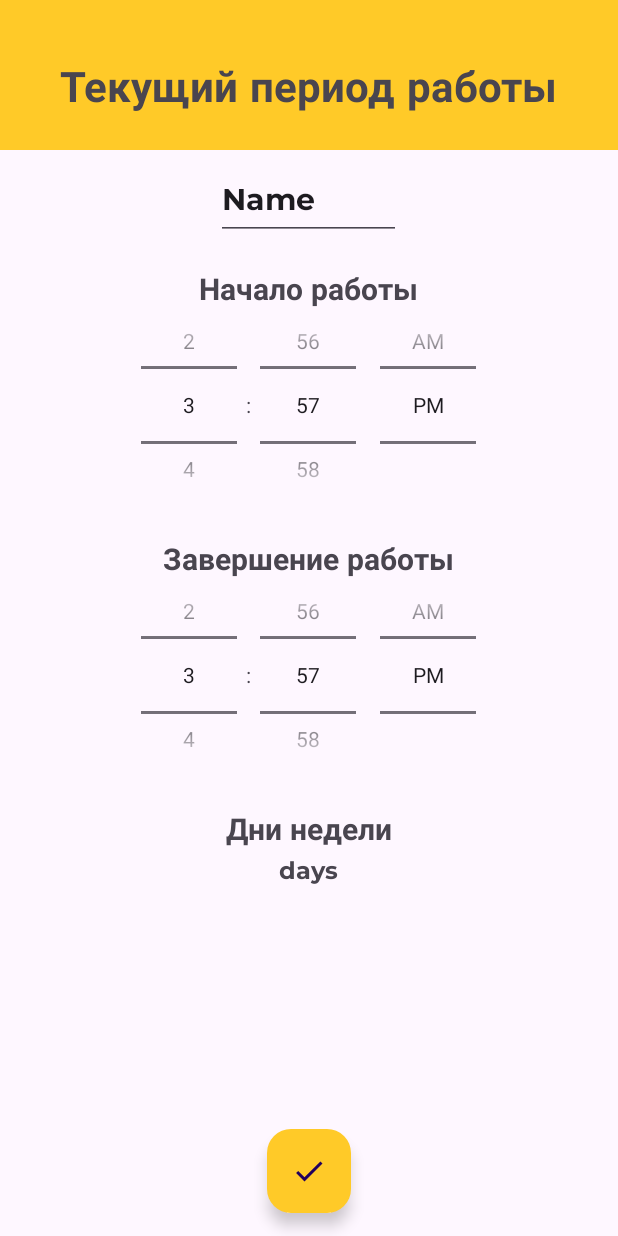
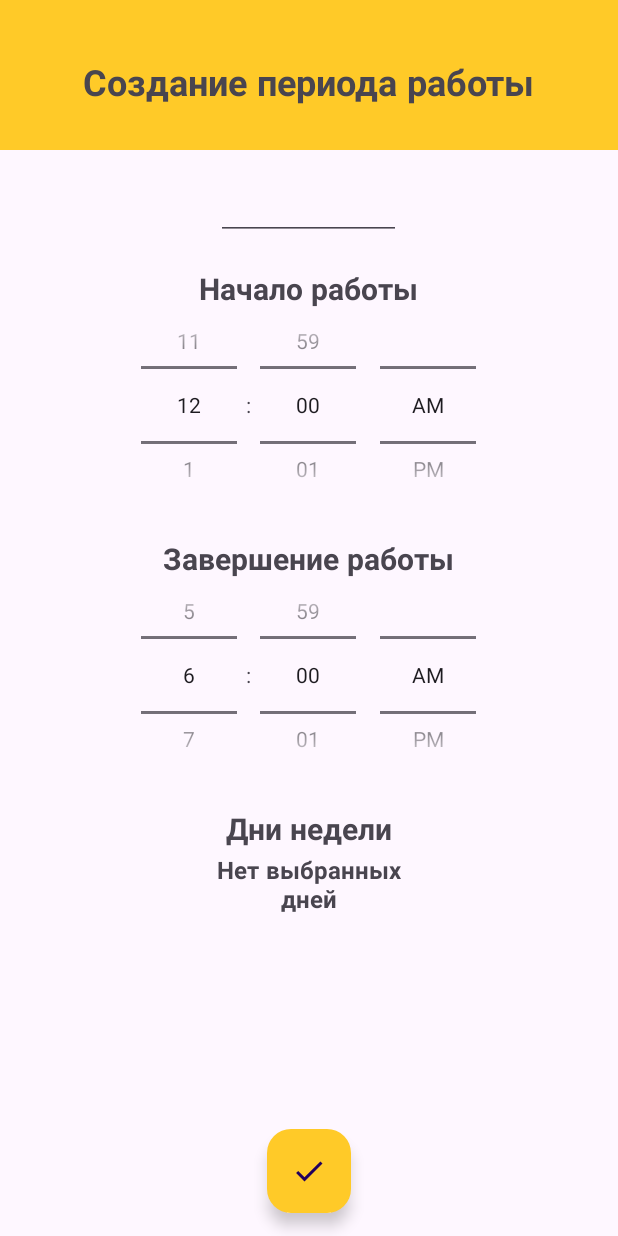
Before and after one commit to YuraLapin/Mobile, an Android app: the CreatePeriodItemActivity screen opened directly, with no data from a screen before it, after a tap on "AlarmMobileApp", on a phone screen of 412 x 824 dp. Run offline under Robolectric (Android 15) with nearby library versions, the phone set to English and light mode, and no system bars; 2 statements that could not run were skipped.

Commit message:
реализовал добавление нового периода работы сигнализации

```diff
--- a/MobileApp/app/src/main/java/com/example/alarmmobileapp/CreatePeriodItemActivity.java
+++ b/MobileApp/app/src/main/java/com/example/alarmmobileapp/CreatePeriodItemActivity.java
@@ -1,11 +1,14 @@
 package com.example.alarmmobileapp;
 
+import android.content.Intent;
 import android.os.Bundle;
 import android.text.format.DateFormat;
+import android.view.View;
 import android.widget.ArrayAdapter;
 import android.widget.EditText;
 import android.widget.TextView;
 import android.widget.TimePicker;
+import android.widget.Toast;
 
 import androidx.activity.EdgeToEdge;
 import androidx.appcompat.app.AppCompatActivity;
@@ -13,13 +16,16 @@ import androidx.core.graphics.Insets;
 import androidx.core.view.ViewCompat;
 import androidx.core.view.WindowInsetsCompat;
 
+import com.example.alarmmobileapp.classes.DayOfWeek;
 import com.example.alarmmobileapp.classes.Period;
+import com.example.alarmmobileapp.customfragments.DaysOfWeekDialogFragment;
 
 import java.util.ArrayList;
 import java.util.List;
 
 public class CreatePeriodItemActivity extends AppCompatActivity {
 
+    ArrayList<Period> existingPeriods = new ArrayList<Period>();
     private EditText editName;
     private TimePicker timePickerStart;
     private TimePicker timePickerEnd;
@@ -51,6 +57,92 @@ public class CreatePeriodItemActivity extends AppCompatActivity {
             timePickerEnd.setMinute(minute);
 
         });
+        existingPeriods = (ArrayList<Period>) getIntent().getSerializableExtra("existingPeriods");
+        period = new Period();
+        editName.setText(period.getName());
+        timePickerStart.setHour(0);
+        timePickerStart.setMinute(0);
+        timePickerEnd.setHour(6);
+        timePickerEnd.setMinute(0);
+        period.setDaysOfWeek(new ArrayList<>());
+        updateDaysOfWorkDisplay();
+    }
+    public void OpenDaysDialog(View v){
+        DaysOfWeekDialogFragment dialog = new DaysOfWeekDialogFragment();
+        Bundle args = new Bundle();
+        args.putSerializable("period", period);
+        dialog.setArguments(args);
+        dialog.show(getSupportFragmentManager(), "");
+    }
+    public void updateSelectedDays(List<String> selectedDays) {
+        List<DayOfWeek> daysOfWeek = new ArrayList<>();
+        for (String day : selectedDays) {
+            daysOfWeek.add(DayOfWeek.fromString(day));
+        }
+        if (period != null) {
+            period.setDaysOfWeek(daysOfWeek);
+        }
+        updateDaysOfWorkDisplay();
+    }
+
+    private void updateDaysOfWorkDisplay() {
+        if (period.getDaysOfWeek() != null && period.getDaysOfWeek().size()!=0) {
+            StringBuilder daysStringBuilder = new StringBuilder();
+            for (DayOfWeek day : period.getDaysOfWeek()) {
+                daysStringBuilder.append(day.toString()).append(", ");
+            }
+            if (daysStringBuilder.length() > 0) {
+                daysStringBuilder.setLength(daysStringBuilder.length() - 2);
+            }
+            daysOfWork.setText(daysStringBuilder.toString());
+        } else {
+            daysOfWork.setText("Нет выбранных дней");
+        }
+    }
+
+    private int generateUniqueId(List<Period> existingPeriods) {
+        int maxId = 0;
+        for (Period period : existingPeriods) {
+            if (period.getId() > maxId) {
+                maxId = period.getId();
+            }
+        }
+        return maxId + 1;
+    }
+
+    public void CreatePeriod(View view) {
+
+        int id = generateUniqueId(existingPeriods);
+        String name = editName.getText().toString();
+        period.setName(name);
+
+        String startOfPeriod = String.format("%02d:%02d", timePickerStart.getHour(), timePickerStart.getMinute());
+        period.setStartOfPeriod(startOfPeriod);
+
+        String endOfPeriod = String.format("%02d:%02d", timePickerEnd.getHour(), timePickerEnd.getMinute());
+        period.setEndOfPeriod(endOfPeriod);
+
+        if(period.getDaysOfWeek().size()==0){
+            period.setEnabled(false);
+        }
+        if(period.parseHour(endOfPeriod.toString())<period.parseHour(startOfPeriod.toString())){
+            Toast.makeText(this, "Время завершения работы нельзя установить раньше, чем время начала работы", Toast.LENGTH_LONG)
+                    .show();
+
+        }
+        else {
+            if(period.getName().equals("")){
+                Toast.makeText(this, "Укажите название для периода работы", Toast.LENGTH_LONG)
+                        .show();
+            }
+            else {
+                Intent intent = new Intent();
+                intent.putExtra("PERIOD", period);
+                setResult(RESULT_OK, intent);
+                finish();
+            }
+        }
+
 
     }
 
--- a/MobileApp/app/src/main/java/com/example/alarmmobileapp/classes/DaysOfWeekAdapter.java
+++ b/MobileApp/app/src/main/java/com/example/alarmmobileapp/classes/DaysOfWeekAdapter.java
@@ -26,6 +26,7 @@ public class DaysOfWeekAdapter extends ArrayAdapter<String> {
         this.days = days;
         this.checkedStates = new boolean[days.size()];
         this.period = period;
+
         if(period!=null){
             for(int i = 0; i < days.size(); i++){
                 DayOfWeek day = DayOfWeek.fromString(days.get(i));
--- a/MobileApp/app/src/main/java/com/example/alarmmobileapp/classes/Period.java
+++ b/MobileApp/app/src/main/java/com/example/alarmmobileapp/classes/Period.java
@@ -1,21 +1,30 @@
 package com.example.alarmmobileapp.classes;
 
 import java.io.Serializable;
+import java.util.ArrayList;
 import java.util.List;
 import java.util.stream.Collectors;
 
 public class Period implements Serializable {
 
-    private int Id;
+    private int id;
     private String name;
     private String startOfPeriod;
     private String endOfPeriod;
     private List<DayOfWeek> daysOfWeek;
     private boolean enabled;
 
+    public Period(){
+
+        this.name = "";
+        this.startOfPeriod = "";
+        this.endOfPeriod = "";
+        this.daysOfWeek = new ArrayList<DayOfWeek>();
+        this.enabled = false;
+    }
 
     public Period(int id, String name, String start, String end, List<DayOfWeek> days, boolean enabled){
-        Id = id;
+        this.id = id;
         this.name = name;
         this.startOfPeriod = start;
         this.endOfPeriod = end;
@@ -24,7 +33,7 @@ public class Period implements Serializable {
     }
 
     public int getId() {
-        return Id;
+        return id;
     }
 
 
--- a/MobileApp/app/src/main/java/com/example/alarmmobileapp/classes/PeriodAdapter.java
+++ b/MobileApp/app/src/main/java/com/example/alarmmobileapp/classes/PeriodAdapter.java
@@ -51,7 +51,7 @@ public class PeriodAdapter extends RecyclerView.Adapter<PeriodAdapter.PeriodView
         holder.enabled.setOnCheckedChangeListener((buttonView, isChecked) -> {
             period.setEnabled(isChecked);
             String message = period.isEnabled() ? "Включен" : "Выключен";
-            Toast.makeText(context, "Period " + period.getName() + " " + message, Toast.LENGTH_SHORT).show();
+            Toast.makeText(context, "Период " + period.getName() + " " + message, Toast.LENGTH_SHORT).show();
         });
     }
 
--- a/MobileApp/app/src/main/java/com/example/alarmmobileapp/customfragments/DaysOfWeekDialogFragment.java
+++ b/MobileApp/app/src/main/java/com/example/alarmmobileapp/customfragments/DaysOfWeekDialogFragment.java
@@ -11,6 +11,7 @@
     import androidx.annotation.NonNull;
     import androidx.fragment.app.DialogFragment;
 
+    import com.example.alarmmobileapp.CreatePeriodItemActivity;
     import com.example.alarmmobileapp.PeriodItemActivity;
     import com.example.alarmmobileapp.R;
     import com.example.alarmmobileapp.classes.DayOfWeek;
@@ -51,6 +52,9 @@
                         if (getActivity() instanceof PeriodItemActivity) {
                             ((PeriodItemActivity) getActivity()).updateSelectedDays(selectedDays);
                         }
+                        if (getActivity() instanceof CreatePeriodItemActivity) {
+                            ((CreatePeriodItemActivity) getActivity()).updateSelectedDays(selectedDays);
+                        }
                     })
                     .setNegativeButton("Отмена", null);
 
--- a/MobileApp/app/src/main/res/layout/activity_alarm.xml
+++ b/MobileApp/app/src/main/res/layout/activity_alarm.xml
@@ -32,7 +32,7 @@
             android:layout_height="wrap_content"
             android:layout_centerInParent="true"
             android:fontFamily="@font/montserrat_bold"
-            android:text="Current alarms"
+            android:text="Текущие сигнализации"
             android:textColor="@color/black"
             android:textSize="20sp" />
 
--- a/MobileApp/app/src/main/res/layout/activity_create_period_item.xml
+++ b/MobileApp/app/src/main/res/layout/activity_create_period_item.xml
@@ -22,8 +22,8 @@
         android:layout_centerHorizontal="true"
         android:layout_marginTop="40dp"
         android:fontFamily="@font/montserrat_bold"
-        android:text="Текущий период работы"
-        android:textSize="28sp" />
+        android:text="Создание периода работы"
+        android:textSize="24sp" />
 
     <TextView
         android:layout_width="wrap_content"
@@ -55,15 +55,16 @@
         />
     <TextView
         android:id="@+id/daysOfWorklist"
-        android:layout_width="wrap_content"
+        android:layout_width="130dp"
         android:layout_height="wrap_content"
-        android:text="days"
         android:layout_centerHorizontal="true"
         android:layout_marginTop="570dp"
         android:fontFamily="@font/montserrat_bold"
-        android:textSize="16sp"
+        android:onClick="OpenDaysDialog"
+        android:text="days"
+        android:textAlignment="center"
 
-        />
+        android:textSize="16sp" />
     <com.google.android.material.floatingactionbutton.FloatingActionButton
         android:id="@+id/okButton"
         android:layout_width="wrap_content"
@@ -73,7 +74,7 @@
         android:layout_marginBottom="15dp"
         android:backgroundTint="@color/yellow"
         android:contentDescription="@string/app_name"
-        android:onClick="CreateNewPeriod"
+        android:onClick="CreatePeriod"
         android:src="@drawable/baseline_done_24" />
 
 
```
Also changed, not shown: MobileApp/app/src/main/java/com/example/alarmmobileapp/AlarmActivity.java (+22 -9 lines).
